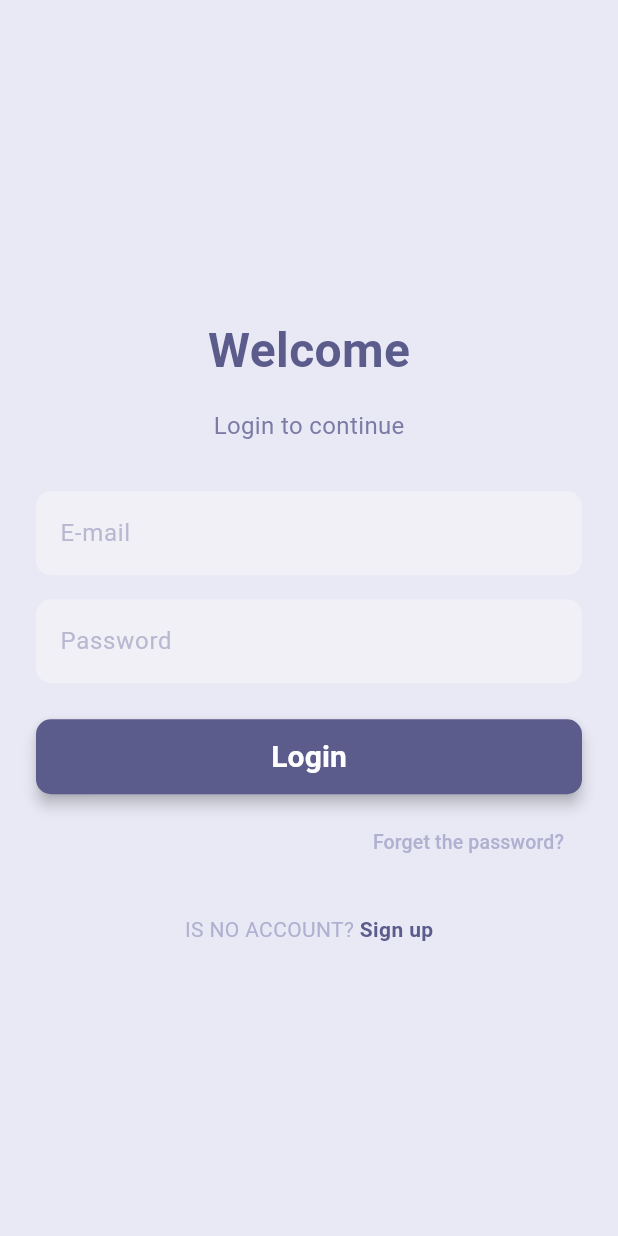
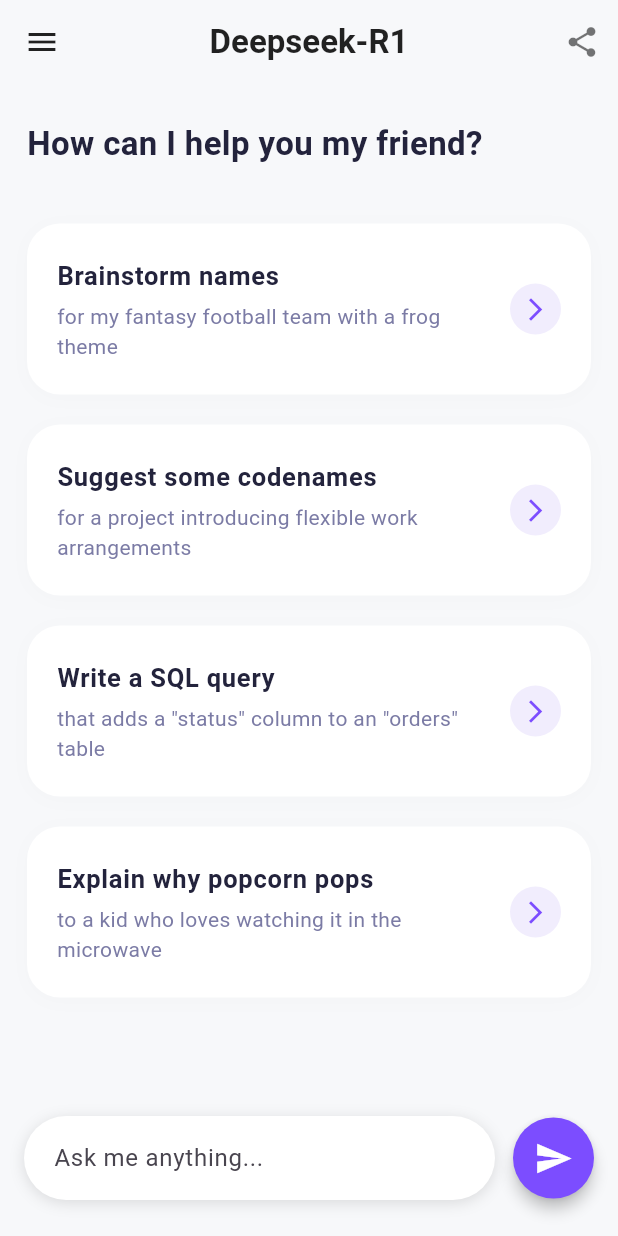
Before and after one commit to Alien-Et/MellowAIChat, a Flutter app: the screen it shows after launch, on a phone screen of 412 x 824 dp. Run offline on Flutter 3.47's test engine with Material 3 defaults, Android fonts, the phone set to English and light mode, and no system bars; our stand-ins replace get.

Commit message:
add chat page

```diff
--- /dev/null
+++ b/lib/Chat/Chat.dart
@@ -0,0 +1,163 @@
+import 'package:flutter/material.dart';
+import 'package:get/get.dart';
+import 'menu.dart' as menu;
+
+class ChatPage extends StatelessWidget {
+  ChatPage({super.key});
+
+  final menu.MenuController menuController = Get.put(menu.MenuController());
+
+  @override
+  Widget build(BuildContext context) {
+    return Scaffold(
+      backgroundColor: const Color(0xFFF7F8FA),
+      appBar: AppBar(
+        backgroundColor: const Color(0xFFF7F8FA),
+        elevation: 0,
+        leading: IconButton(
+          icon: Icon(Icons.menu, color: Colors.black87),
+          onPressed: () => menuController.showMenu(context),
+        ),
+        title: const Text(
+          'Deepseek-R1',
+          style: TextStyle(color: Colors.black87, fontWeight: FontWeight.bold),
+        ),
+        centerTitle: true,
+        actions: [
+          IconButton(
+            icon: Icon(Icons.share, color: Colors.black54),
+            onPressed: () {},
+          ),
+        ],
+      ),
+      body: Stack(
+        children: [
+          Padding(
+            padding: const EdgeInsets.only(bottom: 80),
+            child: ListView(
+              padding: const EdgeInsets.symmetric(horizontal: 18),
+              children: [
+                const SizedBox(height: 24),
+                const Text(
+                  'How can I help you my friend?',
+                  style: TextStyle(
+                    fontSize: 22,
+                    fontWeight: FontWeight.w600,
+                    color: Color(0xFF23233C),
+                  ),
+                  textAlign: TextAlign.left,
+                ),
+                const SizedBox(height: 28),
+                _buildCard(
+                  title: 'Brainstorm names',
+                  subtitle: 'for my fantasy football team with a frog theme',
+                ),
+                _buildCard(
+                  title: 'Suggest some codenames',
+                  subtitle: 'for a project introducing flexible work arrangements',
+                ),
+                _buildCard(
+                  title: 'Write a SQL query',
+                  subtitle: 'that adds a "status" column to an "orders" table',
+                ),
+                _buildCard(
+                  title: 'Explain why popcorn pops',
+                  subtitle: 'to a kid who loves watching it in the microwave',
+                ),
+              ],
+            ),
+          ),
+          Positioned(
+            left: 0,
+            right: 0,
+            bottom: 0,
+            child: Container(
+              color: Colors.transparent,
+              padding: const EdgeInsets.fromLTRB(16, 8, 16, 24),
+              child: Row(
+                children: [
+                  Expanded(
+                    child: Container(
+                      decoration: BoxDecoration(
+                        color: Colors.white,
+                        borderRadius: BorderRadius.circular(28),
+                        boxShadow: [
+                          BoxShadow(
+                            color: Colors.black12,
+                            blurRadius: 8,
+                            offset: Offset(0, 2),
+                          ),
+                        ],
+                      ),
+                      child: TextField(
+                        decoration: InputDecoration(
+                          hintText: 'Ask me anything...',
+                          border: InputBorder.none,
+                          contentPadding: const EdgeInsets.symmetric(horizontal: 20, vertical: 16),
+                        ),
+                      ),
+                    ),
+                  ),
+                  const SizedBox(width: 12),
+                  Material(
+                    color: const Color(0xFF7C4DFF),
+                    shape: const CircleBorder(),
+                    elevation: 4,
+                    child: InkWell(
+                      customBorder: const CircleBorder(),
+                      onTap: () {},
+                      child: const Padding(
+                        padding: EdgeInsets.all(14.0),
+                        child: Icon(Icons.send, color: Colors.white, size: 26),
+                      ),
+                    ),
+                  ),
+                ],
+              ),
+            ),
+          ),
+        ],
+      ),
+    );
+  }
+
+  Widget _buildCard({required String title, required String subtitle}) {
+    return Container(
+      margin: const EdgeInsets.symmetric(vertical: 10),
+      decoration: BoxDecoration(
+        color: Colors.white,
+        borderRadius: BorderRadius.circular(22),
+        boxShadow: [
+          BoxShadow(
+            color: Colors.black.withAlpha(4),
+            blurRadius: 10,
+            offset: const Offset(0, 2),
+          ),
+        ],
+      ),
+      child: ListTile(
+        contentPadding: const EdgeInsets.symmetric(horizontal: 20, vertical: 14),
+        title: Text(
+          title,
+          style: const TextStyle(fontWeight: FontWeight.bold, fontSize: 17, color: Color(0xFF23233C)),
+        ),
+        subtitle: Padding(
+          padding: const EdgeInsets.only(top: 4.0),
+          child: Text(
+            subtitle,
+            style: const TextStyle(fontSize: 14, color: Color(0xFF7B7BA5)),
+          ),
+        ),
+        trailing: Container(
+          decoration: BoxDecoration(
+            color: const Color(0xFFF1EDFD),
+            shape: BoxShape.circle,
+          ),
+          padding: const EdgeInsets.all(8),
+          child: const Icon(Icons.arrow_forward_ios, color: Color(0xFF7C4DFF), size: 18),
+        ),
+        onTap: () {},
+      ),
+    );
+  }
+}
--- /dev/null
+++ b/lib/Chat/menu.dart
@@ -0,0 +1,49 @@
+import 'package:get/get.dart';
+import 'package:flutter/material.dart';
+
+class MenuController extends GetxController {
+  void showMenu(BuildContext context) {
+    Get.bottomSheet(
+      const MenuView(),
+      shape: const RoundedRectangleBorder(
+        borderRadius: BorderRadius.vertical(top: Radius.circular(24)),
+      ),
+      backgroundColor: Colors.white,
+    );
+  }
+}
+
+// View
+class MenuView extends StatelessWidget {
+  const MenuView({super.key});
+
+  @override
+  Widget build(BuildContext context) {
+    return Padding(
+      padding: const EdgeInsets.all(24.0),
+      child: Column(
+        mainAxisSize: MainAxisSize.min,
+        crossAxisAlignment: CrossAxisAlignment.start,
+        children: [
+          const Text('Menus', style: TextStyle(fontSize: 20, fontWeight: FontWeight.bold)),
+          const SizedBox(height: 20),
+          ListTile(
+            leading: const Icon(Icons.settings),
+            title: const Text('Setting'),
+            onTap: () {},
+          ),
+          ListTile(
+            leading: const Icon(Icons.language),
+            title: const Text('Language'),
+            onTap: () {},
+          ),
+          ListTile(
+            leading: const Icon(Icons.info_outline),
+            title: const Text('About'),
+            onTap: () {},
+          ),
+        ],
+      ),
+    );
+  }
+}
--- a/lib/main.dart
+++ b/lib/main.dart
@@ -1,6 +1,7 @@
 import 'package:flutter/material.dart';
 import 'package:mellowai/Login/Login.dart';
 import 'package:get/get.dart';
+import 'Chat/Chat.dart';
 
 void main() {
   runApp(MyApp());
@@ -13,9 +14,10 @@
   @override
   Widget build(BuildContext context) {
     return GetMaterialApp(
-      initialRoute: '/login',
+      initialRoute: '/chat',
       getPages: [
-        GetPage(name: '/login', page: ()=> Login())
+        GetPage(name: '/login', page: ()=> Login()),
+        GetPage(name: '/chat', page: ()=> ChatPage())
       ],
     );
 
```
